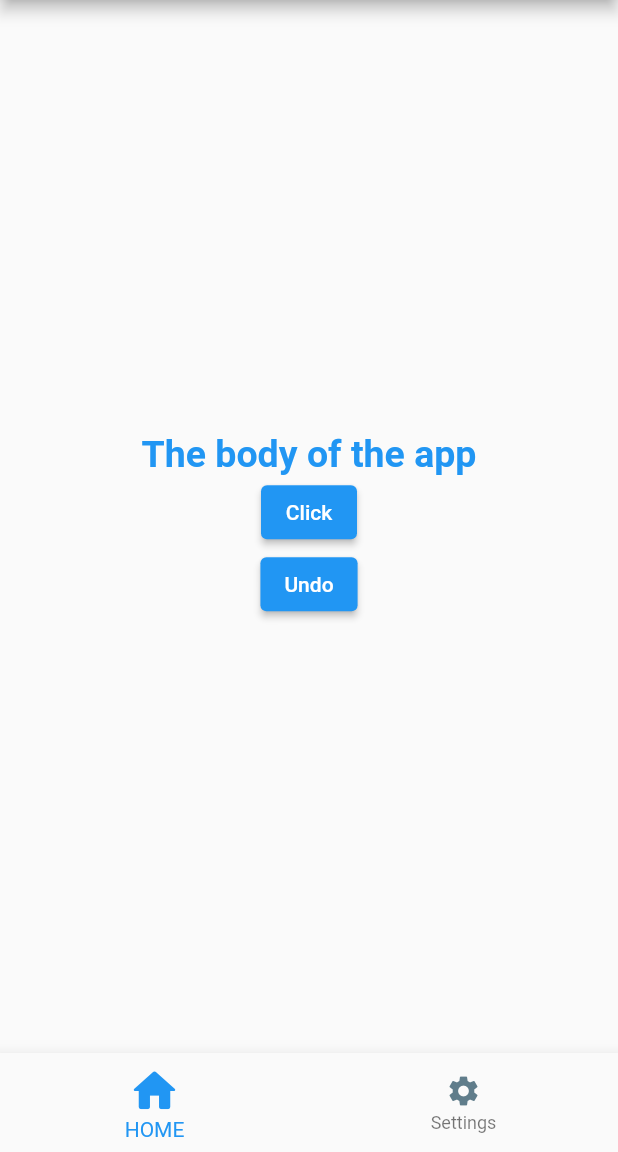
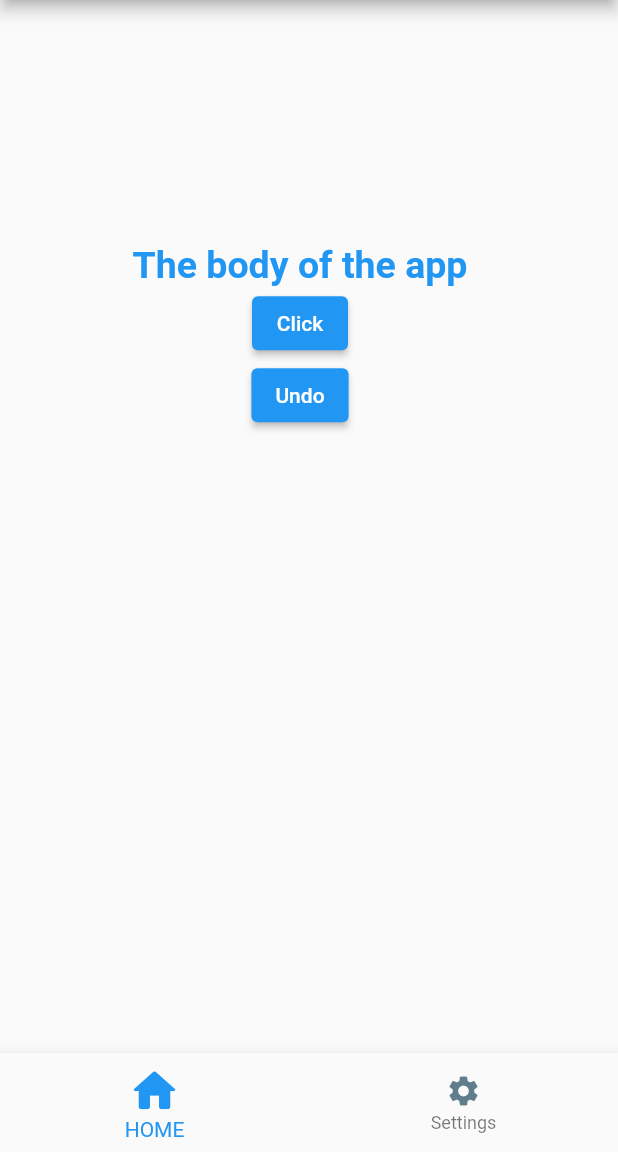
Before and after one commit to eduVieiraAF/flutter_essentials, a Flutter app: the screen it shows after launch, on a phone screen of 412 x 824 dp, the part 84-1236 px from its top. Run offline on Flutter 3.47's test engine with Material 2 defaults, Android fonts, the phone set to English and light mode, and no system bars.

Commit message:
SizedBox

```diff
--- a/lib/main.dart
+++ b/lib/main.dart
@@ -23,9 +23,10 @@ class _MyAppState extends State<MyApp> {
         appBar: AppBar(
           title: const Text("Flutter essentials → App Title "),
         ),
-        body: Column(
-          mainAxisAlignment: MainAxisAlignment.center,
-          children: [
+        body: SizedBox(
+          width: 400,
+          height: 450,
+          child: Column(mainAxisAlignment: MainAxisAlignment.center, children: [
             Center(
               child: Text(
                 titleName,
@@ -51,13 +52,13 @@ class _MyAppState extends State<MyApp> {
                 onPressed: () {
                   setState(() {
                     titleName = "The body of the app";
-
                   });
                 },
                 child: const Text("Undo"),
               ),
             )
           ]),
+        ),
         bottomNavigationBar: BottomNavigationBar(
           items: const [
             BottomNavigationBarItem(
```
Lines whose indentation alone changed are shown as unchanged.
